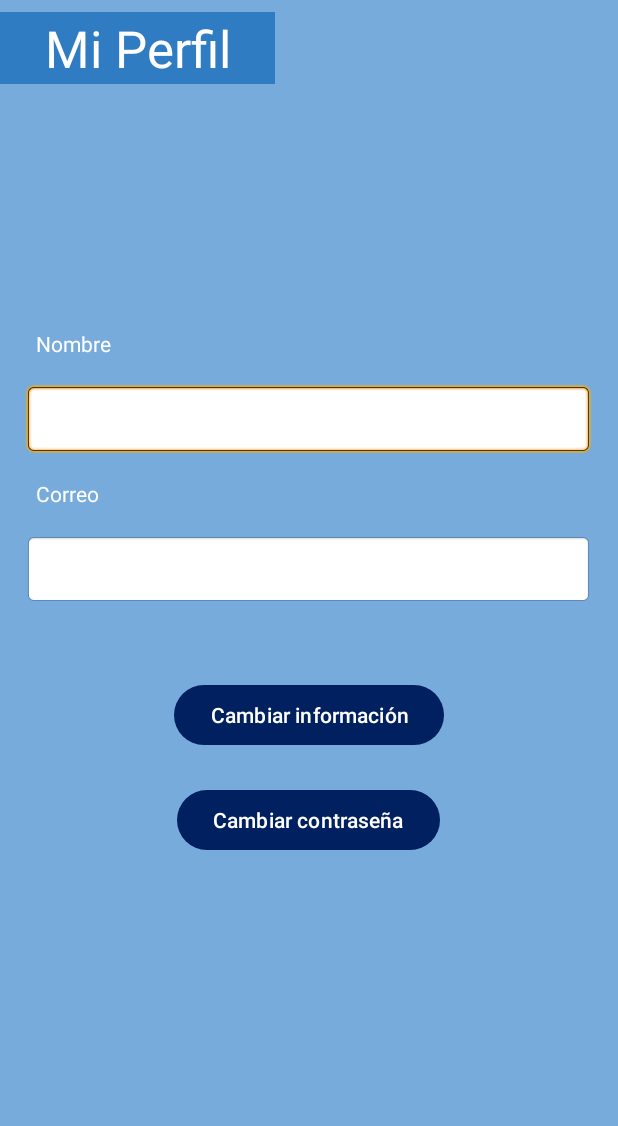
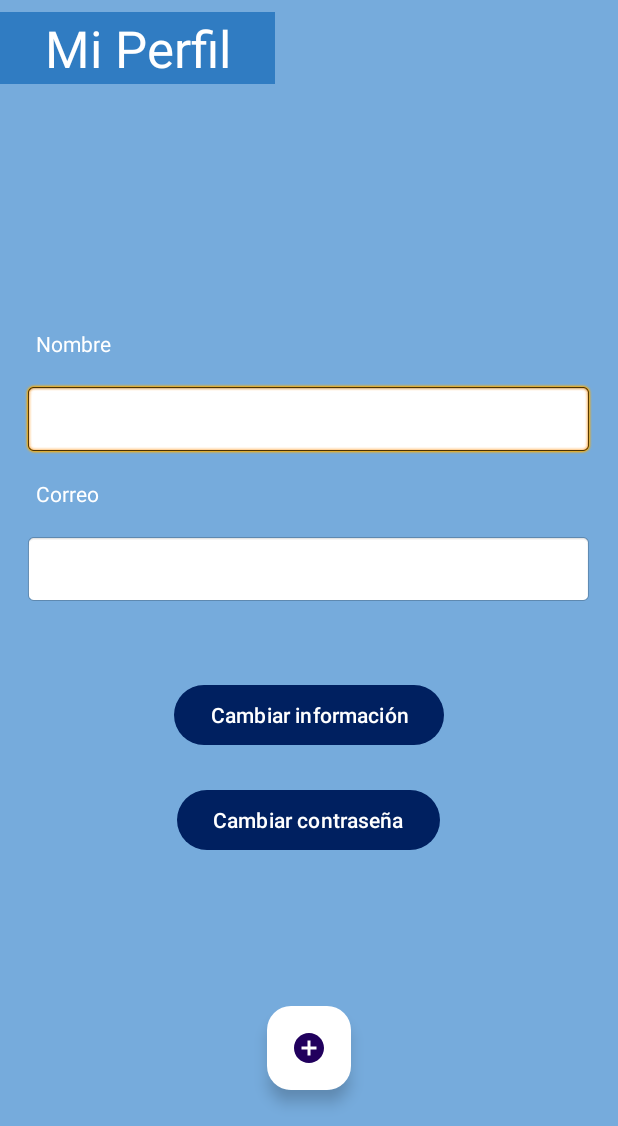
Before and after one commit to AnaPaula202/Connu_App, an Android app: the MainPageActivity screen opened directly, with no data from a screen before it, tab 3 chosen, on a phone screen of 412 x 824 dp, the part 110-1236 px from its top. Run offline under Robolectric (Android 15) with nearby library versions, the phone set to English and light mode, and no system bars; Roboto replaces fonts that are not available here.

Commit message:
agrega boton para nueva publicacion

```diff
--- /dev/null
+++ b/app/src/main/res/drawable/baseline_add_circle_24.xml
@@ -0,0 +1,5 @@
+<vector android:height="24dp" android:tint="#002060"
+    android:viewportHeight="24" android:viewportWidth="24"
+    android:width="24dp" xmlns:android="http://schemas.android.com/apk/res/android">
+    <path android:fillColor="@android:color/white" android:pathData="M12,2C6.48,2 2,6.48 2,12s4.48,10 10,10 10,-4.48 10,-10S17.52,2 12,2zM17,13h-4v4h-2v-4L7,13v-2h4L11,7h2v4h4v2z"/>
+</vector>
--- /dev/null
+++ b/app/src/main/res/drawable/baseline_add_circle_outline_24.xml
@@ -0,0 +1,5 @@
+<vector android:height="24dp" android:tint="#FFFFFF"
+    android:viewportHeight="24" android:viewportWidth="24"
+    android:width="24dp" xmlns:android="http://schemas.android.com/apk/res/android">
+    <path android:fillColor="@android:color/white" android:pathData="M13,7h-2v4L7,11v2h4v4h2v-4h4v-2h-4L13,7zM12,2C6.48,2 2,6.48 2,12s4.48,10 10,10 10,-4.48 10,-10S17.52,2 12,2zM12,20c-4.41,0 -8,-3.59 -8,-8s3.59,-8 8,-8 8,3.59 8,8 -3.59,8 -8,8z"/>
+</vector>
--- a/app/src/main/res/layout/activity_main_page.xml
+++ b/app/src/main/res/layout/activity_main_page.xml
@@ -54,6 +54,19 @@
 
     </com.google.android.material.tabs.TabLayout>
 
+    <com.google.android.material.floatingactionbutton.FloatingActionButton
+        android:id="@+id/floatingActionButton"
+        android:layout_width="wrap_content"
+        android:layout_height="wrap_content"
+        android:layout_marginBottom="24dp"
+        android:clickable="true"
+        android:src="@drawable/baseline_add_circle_24"
+        app:backgroundTint="@color/white"
+        app:layout_constraintBottom_toBottomOf="parent"
+        app:layout_constraintEnd_toEndOf="parent"
+        app:layout_constraintHorizontal_bias="0.5"
+        app:layout_constraintStart_toStartOf="parent" />
+
     <androidx.viewpager.widget.ViewPager
         android:id="@+id/vpContent"
         android:layout_width="0dp"
```
